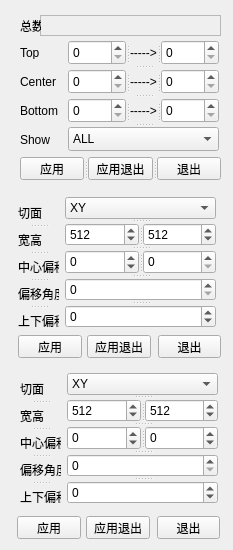
Old version of the form Tools/INimage3D/volumedataset.ui in the repository zyq1569/HealthApp.
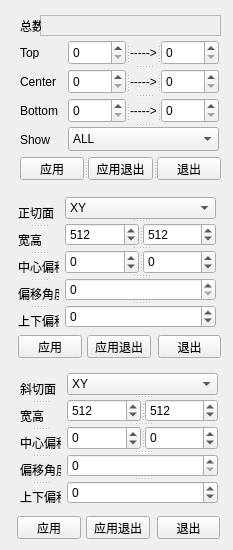
New version of the form.

Commit message: fine-tune

The edit to the form file:
```diff
--- a/Tools/INimage3D/volumedataset.ui
+++ b/Tools/INimage3D/volumedataset.ui
@@ -350,6 +350,9 @@
      </property>
     </widget>
     <widget class="QSpinBox" name="m_deltaY">
+     <property name="minimum">
+      <number>-1000</number>
+     </property>
      <property name="maximum">
       <number>10000</number>
      </property>
@@ -383,7 +386,7 @@
    </property>
    <widget class="QLabel" name="label_9">
     <property name="text">
-     <string>切面</string>
+     <string>正切面</string>
     </property>
    </widget>
    <widget class="QLabel" name="label_10">
@@ -421,7 +424,7 @@
    </property>
    <widget class="QLabel" name="label_14">
     <property name="text">
-     <string>切面</string>
+     <string>斜切面</string>
     </property>
    </widget>
    <widget class="QLabel" name="label_15">
```
